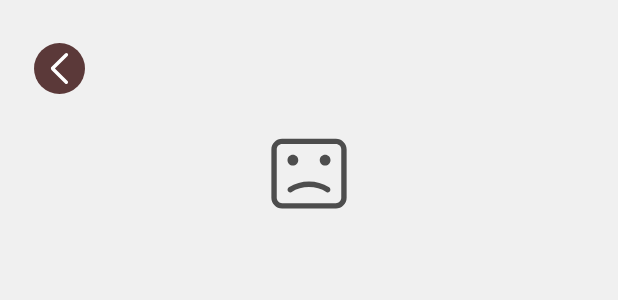
After one commit to xzlyf/SmartCouponV2, an Android app: the layout activity_detail.xml on its own in the app's theme, with its tools: preview values and no code run, on a phone screen of 412 x 824 dp. The commit adds this screen. Shown: the top 300 px of the screen. Run offline under Robolectric (Android 15) with nearby library versions, the phone set to English and light mode, and no system bars.

Commit message:
功能完善

```diff
--- a/app/src/main/AndroidManifest.xml
+++ b/app/src/main/AndroidManifest.xml
@@ -15,6 +15,9 @@
         android:supportsRtl="true"
         android:theme="@style/AppTheme">
         <activity
+            android:name=".activity.DetailActivity"
+            android:theme="@style/detail_activity"></activity>
+        <activity
             android:name=".activity.MainActivity"
             android:theme="@style/NoTitle">
             <intent-filter>
--- a/app/src/main/java/com/xz/jlw2/activity/MainActivity.java
+++ b/app/src/main/java/com/xz/jlw2/activity/MainActivity.java
@@ -72,6 +72,7 @@ public class MainActivity extends BaseActivity {
         fragments.add(new CommonFragment());
         fragments.add(new Fragment());
         fragments.add(new CartFragment());
+        //待添加功能——清理Glide 缓存
         fragments.add(new Fragment());
 
 
--- /dev/null
+++ b/app/src/main/res/drawable/btn_common_yuan_reverl.xml
@@ -0,0 +1,15 @@
+<?xml version="1.0" encoding="utf-8"?>
+<selector xmlns:android="http://schemas.android.com/apk/res/android">
+    <item android:state_pressed="false">
+        <shape android:shape="oval">
+            <size android:width="@dimen/dp_20" android:height="@dimen/dp_20"/>
+            <solid android:color="#E2492222"/>
+        </shape>
+    </item>
+    <item android:state_pressed="true">
+        <shape android:shape="oval">
+            <size android:width="@dimen/dp_20" android:height="@dimen/dp_20"/>
+            <solid android:color="#A49C9C9C"/>
+        </shape>
+    </item>
+</selector>
--- /dev/null
+++ b/app/src/main/res/drawable/svg_back.xml
@@ -0,0 +1,22 @@
+<?xml version="1.0" encoding="utf-8"?>
+<vector xmlns:android="http://schemas.android.com/apk/res/android"
+    android:width="@dimen/dp_35"
+    android:height="@dimen/dp_35"
+    android:viewportWidth="1024"
+    android:viewportHeight="1024">
+
+    <path
+        android:fillColor="#fff"
+        android:pathData="M260.481,467.247 L686.496,44.869 C707.828,23.7879,742.157,23.7879,763.51,44.869
+C784.571,65.7002,784.78,99.6735,763.97,120.755
+C763.803,120.901,763.656,121.058,763.51,121.205 L337.527,543.615
+C316.174,564.697,281.855,564.697,260.502,543.615
+C239.41,522.814,239.18,488.853,259.98,467.76
+C260.146,467.592,260.314,467.425,260.481,467.247 Z M339.647,482.228
+L761.421,900.439 C782.335,921.103,782.565,954.783,761.901,975.677
+C761.755,975.844,761.588,976.012,761.421,976.158
+C740.276,997.073,706.198,997.073,685.033,976.158 L263.197,557.989
+C242.293,537.335,242.084,503.654,262.727,482.74
+C262.884,482.583,263.04,482.427,263.197,482.27
+C284.373,461.376,318.409,461.376,339.585,482.27 L339.647,482.228 Z" />
+</vector>
--- /dev/null
+++ b/app/src/main/res/drawable/svg_lose.xml
@@ -0,0 +1,30 @@
+<?xml version="1.0" encoding="utf-8"?>
+<vector xmlns:android="http://schemas.android.com/apk/res/android"
+    android:width="@dimen/dp_50"
+    android:height="@dimen/dp_50"
+    android:viewportWidth="1024"
+    android:viewportHeight="1024">
+
+    <path
+        android:fillColor="#4D4D4D"
+        android:pathData="M320,447.936 C355.392,447.936,384,419.328,384,383.936
+S355.392,319.936,320,319.936 S256,348.544,256,383.936
+S284.608,447.936,320,447.936 Z M751.744,706.752
+C605.248,615.744,418.304,615.744,271.872,706.752
+C257.536,715.648,252.544,735.488,260.608,751.232
+C268.608,766.976,286.656,772.48,300.992,763.584
+C429.696,683.648,593.856,683.648,722.624,763.584
+C727.168,766.464,732.224,767.808,737.152,767.808
+C747.52,767.808,757.568,761.792,763.008,751.168
+C771.072,735.488,766.016,715.648,751.744,706.752 Z M832,127.936 L192,127.936
+C121.344,127.936,64,185.28,64,255.936 L64,831.936
+C64,902.592,121.344,959.936,192,959.936 L832,959.936
+C902.656,959.936,960,902.592,960,831.936 L960,255.936
+C960,185.28,902.656,127.936,832,127.936 Z M896,831.936
+C896,867.328,867.392,895.936,832,895.936 L192,895.936
+C156.608,895.936,128,867.328,128,831.936 L128,255.936
+C128,220.544,156.608,191.936,192,191.936 L832,191.936
+C867.392,191.936,896,220.544,896,255.936 L896,831.936 Z M704,319.936
+C668.608,319.936,640,348.544,640,383.936 S668.608,447.936,704,447.936
+S768,419.328,768,383.936 S739.392,319.936,704,319.936 Z" />
+</vector>
--- /dev/null
+++ b/app/src/main/res/layout/activity_detail.xml
@@ -0,0 +1,83 @@
+<?xml version="1.0" encoding="utf-8"?>
+<androidx.constraintlayout.widget.ConstraintLayout xmlns:android="http://schemas.android.com/apk/res/android"
+    xmlns:app="http://schemas.android.com/apk/res-auto"
+    xmlns:tools="http://schemas.android.com/tools"
+    android:layout_width="match_parent"
+    android:layout_height="match_parent"
+    tools:context=".activity.DetailActivity">
+
+
+    <ImageView
+        android:id="@+id/main_pic"
+        android:layout_width="match_parent"
+        android:layout_height="wrap_content"
+        android:layout_gravity="center"
+        android:background="#F0F0F0"
+        android:minHeight="@dimen/dp_200"
+        android:scaleType="center"
+        android:src="@drawable/svg_lose"
+        app:layout_constraintLeft_toLeftOf="parent"
+        app:layout_constraintRight_toRightOf="parent"
+        app:layout_constraintTop_toTopOf="parent" />
+
+    <ImageView
+        android:id="@+id/back"
+        android:layout_width="@dimen/dp_30"
+        android:layout_height="@dimen/dp_30"
+        android:layout_marginLeft="@dimen/dp_20"
+        android:layout_marginTop="@dimen/dp_25"
+        android:background="@drawable/btn_common_yuan_reverl"
+        android:clickable="true"
+        android:focusable="true"
+        android:padding="@dimen/dp_5"
+        android:src="@drawable/svg_back"
+        app:layout_constraintLeft_toLeftOf="parent"
+        app:layout_constraintTop_toTopOf="parent" />
+
+    <TextView
+        android:id="@+id/goods_title"
+        android:layout_width="match_parent"
+        android:layout_height="wrap_content"
+        android:layout_margin="@dimen/dp_5"
+        android:padding="@dimen/dp_5"
+        android:textColor="@color/primary_text"
+        android:textSize="@dimen/sp_14"
+        app:layout_constraintTop_toBottomOf="@+id/main_pic" />
+
+    <TextView
+        android:id="@+id/goods_remark"
+        android:layout_width="match_parent"
+        android:layout_height="wrap_content"
+        android:layout_margin="@dimen/dp_5"
+        android:ellipsize="end"
+        android:lines="2"
+        android:padding="@dimen/dp_5"
+        android:textSize="@dimen/sp_14"
+        app:layout_constraintTop_toBottomOf="@+id/goods_title" />
+
+    <TextView
+        android:id="@+id/submit"
+        android:layout_width="wrap_content"
+        android:layout_height="wrap_content"
+        android:clickable="true"
+        android:focusable="true"
+        android:textColor="@color/primary_text"
+        android:textSize="@dimen/sp_18"
+        app:layout_constraintBottom_toBottomOf="parent"
+        app:layout_constraintLeft_toLeftOf="parent"
+        app:layout_constraintRight_toRightOf="parent"
+        app:layout_constraintTop_toBottomOf="@+id/goods_remark" />
+
+    <TextView
+        android:id="@+id/jump"
+        android:layout_width="wrap_content"
+        android:layout_height="wrap_content"
+        android:textColor="@color/primary_text"
+        android:layout_margin="@dimen/dp_15"
+        android:clickable="true"
+        android:focusable="true"
+        app:layout_constraintBottom_toBottomOf="parent"
+        app:layout_constraintLeft_toLeftOf="parent"
+        app:layout_constraintRight_toRightOf="parent" />
+
+</androidx.constraintlayout.widget.ConstraintLayout>
--- a/app/src/main/res/layout/fragment_common.xml
+++ b/app/src/main/res/layout/fragment_common.xml
@@ -12,6 +12,7 @@
         android:layout_width="match_parent"
         android:layout_height="?attr/actionBarSize"
         android:background="@color/white"
+        android:focusableInTouchMode="true"
         android:orientation="horizontal">
 
         <TextView
--- a/app/src/main/res/layout/item_common.xml
+++ b/app/src/main/res/layout/item_common.xml
@@ -61,7 +61,7 @@
             android:id="@+id/goods_quan"
             android:layout_width="@dimen/dp_90"
             android:layout_height="@dimen/dp_30"
-            android:background="@drawable/quan"
+            android:background="@drawable/svg_quan"
             android:gravity="center"
             android:text="领20元券"
             android:textColor="@color/white"
--- a/app/src/main/res/values/styles.xml
+++ b/app/src/main/res/values/styles.xml
@@ -16,4 +16,14 @@
         <item name="android:statusBarColor">@color/deep_gray_2</item>
     </style>
 
+    <!--详情图样式-->
+    <style name="detail_activity" parent="Theme.AppCompat.Light.NoActionBar">
+        <item name="colorPrimary">@color/colorPrimary</item>
+        <item name="colorPrimaryDark">@color/deep_gray_2</item>
+        <item name="colorAccent">@color/colorAccent</item>
+        <item name="android:windowTranslucentStatus">true</item>
+        <item name="android:windowTranslucentNavigation">false</item>
+        <item name="android:statusBarColor">@android:color/transparent</item>
+    </style>
+
 </resources>
```
Also changed, not shown: app/src/main/java/com/xz/jlw2/activity/DetailActivity.java (added, +141 -0 lines), app/src/main/java/com/xz/jlw2/activity/fragment/CartFragment.java (+15 -0 lines), app/src/main/java/com/xz/jlw2/activity/fragment/CommonFragment.java (+7 -3 lines), app/src/main/java/com/xz/jlw2/adapter/CommonAdapter.java (+10 -4 lines), app/src/main/java/com/xz/jlw2/entity/CommEntity.java (+55 -0 lines), app/src/main/java/com/xz/jlw2/utils/TaobaoUtil.java (added, +53 -0 lines), app/src/main/res/drawable/svg_quan.xml (renamed from app/src/main/res/drawable/quan.xml).
